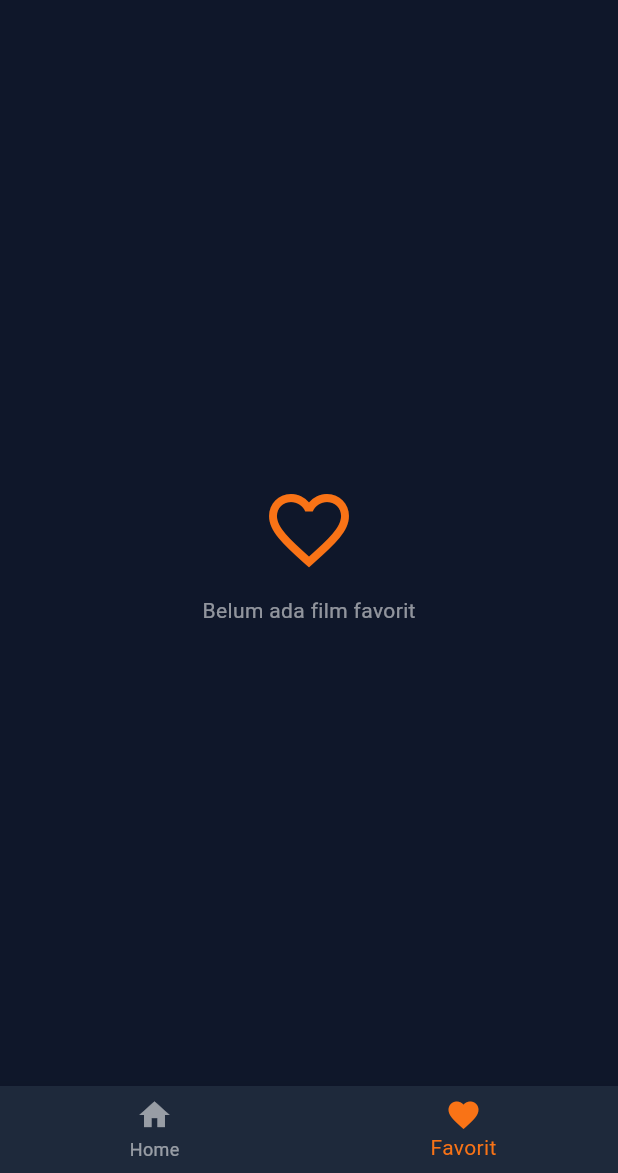
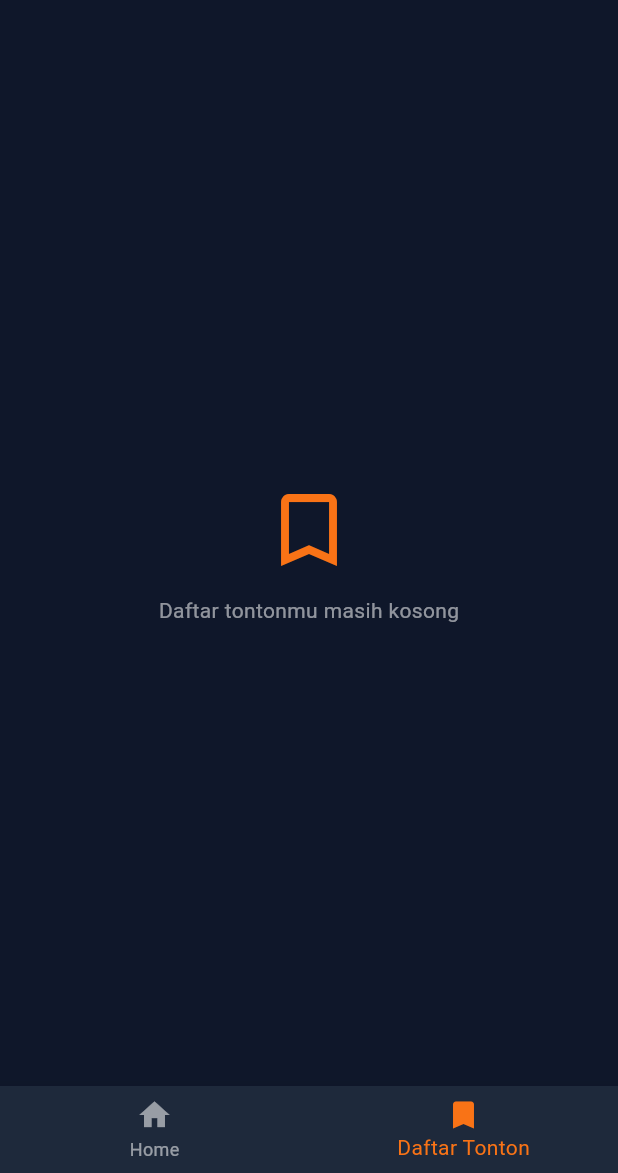
Before and after one commit to RizaLuthfie/CineShelf, a Flutter app: the screen it shows after launch, item 2 of the bottom bar chosen, on a phone screen of 412 x 824 dp, the part 63-1236 px from its top. Run offline on Flutter 3.47's test engine with Material 3 defaults, Android fonts, the phone set to English and light mode, and no system bars; our stand-ins replace sqflite; accounts and stored records are empty; network calls fail.

Commit message:
feat: daftar tonton dengan sqflite

```diff
--- a/lib/screens/main_screen.dart
+++ b/lib/screens/main_screen.dart
@@ -1,7 +1,7 @@
 import 'package:flutter/material.dart';
 import '../constants/app_colors.dart';
-import 'favorite_screen.dart';
 import 'home_screen.dart';
+import 'watchlist_screen.dart';
 
 class MainScreen extends StatefulWidget {
   const MainScreen({super.key});
@@ -27,7 +27,7 @@ class _MainScreenState extends State<MainScreen> {
           style: TextStyle(color: Colors.white, fontWeight: FontWeight.bold),
         ),
       ),
-      body: _selectedIndex == 0 ? const HomeScreen() : const FavoriteScreen(),
+      body: _selectedIndex == 0 ? const HomeScreen() : const WatchlistScreen(),
       bottomNavigationBar: BottomNavigationBar(
         backgroundColor: kCard,
         type: BottomNavigationBarType.fixed,
@@ -42,8 +42,8 @@ class _MainScreenState extends State<MainScreen> {
         items: const [
           BottomNavigationBarItem(icon: Icon(Icons.home), label: 'Home'),
           BottomNavigationBarItem(
-            icon: Icon(Icons.favorite),
-            label: 'Favorit',
+            icon: Icon(Icons.bookmark),
+            label: 'Daftar Tonton',
           ),
         ],
       ),
--- a/lib/screens/favorite_screen.dart
+++ b/lib/screens/watchlist_screen.dart
@@ -2,38 +2,38 @@ import 'package:flutter/material.dart';
 import '../constants/app_colors.dart';
 import '../models/movie.dart';
 import '../routes/app_routes.dart';
-import '../services/favorite_service.dart';
+import '../services/watchlist_service.dart';
 import '../widgets/movie_card.dart';
 
-class FavoriteScreen extends StatefulWidget {
-  const FavoriteScreen({super.key});
+class WatchlistScreen extends StatefulWidget {
+  const WatchlistScreen({super.key});
 
   @override
-  State<FavoriteScreen> createState() => _FavoriteScreenState();
+  State<WatchlistScreen> createState() => _WatchlistScreenState();
 }
 
-class _FavoriteScreenState extends State<FavoriteScreen> {
-  final FavoriteService _favoriteService = FavoriteService.instance;
-  late Future<List<Movie>> _favoritesFuture;
+class _WatchlistScreenState extends State<WatchlistScreen> {
+  final WatchlistService _watchlistService = WatchlistService.instance;
+  late Future<List<Movie>> _watchlistFuture;
 
   @override
   void initState() {
     super.initState();
-    _favoritesFuture = _favoriteService.getFavorites();
+    _watchlistFuture = _watchlistService.getWatchlist();
   }
 
   void _reload() {
     setState(() {
-      _favoritesFuture = _favoriteService.getFavorites();
+      _watchlistFuture = _watchlistService.getWatchlist();
     });
   }
 
-  Future<void> _removeFavorite(Movie movie) async {
-    await _favoriteService.remove(movie.id);
+  Future<void> _removeFromWatchlist(Movie movie) async {
+    await _watchlistService.remove(movie.id);
     if (!mounted) return;
     _reload();
     ScaffoldMessenger.of(context).showSnackBar(
-      SnackBar(content: Text('${movie.title} dihapus dari favorit')),
+      SnackBar(content: Text('${movie.title} dihapus dari daftar tonton')),
     );
   }
 
@@ -50,29 +50,41 @@ class _FavoriteScreenState extends State<FavoriteScreen> {
   @override
   Widget build(BuildContext context) {
     return FutureBuilder<List<Movie>>(
-      future: _favoritesFuture,
+      future: _watchlistFuture,
       builder: (context, snapshot) {
         if (snapshot.connectionState == ConnectionState.waiting) {
           return const Center(child: CircularProgressIndicator());
         }
         if (snapshot.hasError) {
-          return const Center(
-            child: Text(
-              'Gagal memuat favorit',
-              style: TextStyle(color: Colors.white54),
+          return Center(
+            child: Column(
+              mainAxisSize: MainAxisSize.min,
+              children: [
+                const Icon(Icons.error_outline, color: kOrange, size: 48),
+                const SizedBox(height: 8),
+                const Text(
+                  'Gagal memuat daftar tonton',
+                  style: TextStyle(color: Colors.white54),
+                ),
+                const SizedBox(height: 12),
+                ElevatedButton(
+                  onPressed: _reload,
+                  child: const Text('Coba lagi'),
+                ),
+              ],
             ),
           );
         }
-        final favorites = snapshot.data ?? [];
-        if (favorites.isEmpty) {
+        final watchlist = snapshot.data ?? [];
+        if (watchlist.isEmpty) {
           return const Center(
             child: Column(
               mainAxisSize: MainAxisSize.min,
               children: [
-                Icon(Icons.favorite_border, color: kOrange, size: 64),
+                Icon(Icons.bookmark_border, color: kOrange, size: 64),
                 SizedBox(height: 12),
                 Text(
-                  'Belum ada film favorit',
+                  'Daftar tontonmu masih kosong',
                   style: TextStyle(color: Colors.white54),
                 ),
               ],
@@ -81,15 +93,15 @@ class _FavoriteScreenState extends State<FavoriteScreen> {
         }
         return ListView.builder(
           padding: const EdgeInsets.symmetric(horizontal: 16),
-          itemCount: favorites.length,
+          itemCount: watchlist.length,
           itemBuilder: (context, index) {
-            final movie = favorites[index];
+            final movie = watchlist[index];
             return MovieCard(
               movie: movie,
               onTap: () => _openDetail(movie),
               trailing: IconButton(
                 icon: const Icon(Icons.delete_outline, color: Colors.white54),
-                onPressed: () => _removeFavorite(movie),
+                onPressed: () => _removeFromWatchlist(movie),
               ),
             );
           },
--- a/lib/services/favorite_service.dart
+++ /dev/null
@@ -1,27 +0,0 @@
-import '../models/movie.dart';
-
-class FavoriteService {
-  FavoriteService._();
-  static final FavoriteService instance = FavoriteService._();
-
-  final List<Movie> _favorites = [];
-
-  Future<List<Movie>> getFavorites() async {
-    return List<Movie>.from(_favorites);
-  }
-
-  Future<bool> isFavorite(int movieId) async {
-    return _favorites.any((movie) => movie.id == movieId);
-  }
-
-  Future<void> add(Movie movie) async {
-    final exists = _favorites.any((m) => m.id == movie.id);
-    if (!exists) {
-      _favorites.add(movie);
-    }
-  }
-
-  Future<void> remove(int movieId) async {
-    _favorites.removeWhere((movie) => movie.id == movieId);
-  }
-}
--- a/pubspec.yaml
+++ b/pubspec.yaml
@@ -35,6 +35,8 @@ dependencies:
   # Use with the CupertinoIcons class for iOS style icons.
   cupertino_icons: ^1.0.8
   http: ^1.6.0
+  sqflite: ^2.4.6
+  path: ^1.9.1
 
 dev_dependencies:
   flutter_test:
```
Also changed, not shown: lib/models/movie.dart (+26 -0 lines), lib/screens/detail_screen.dart (+22 -18 lines), lib/services/watchlist_service.dart (added, +73 -0 lines), pubspec.lock, 3 other files.
